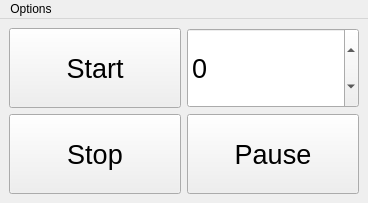
Qt form ui/mainwindow.ui (AndreWohnsland/TimeTracker) before a commit.
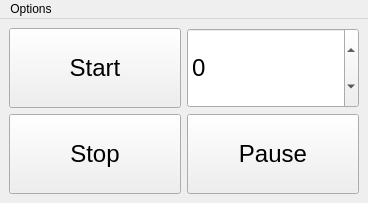
The same form after that commit.

```diff
--- a/ui/mainwindow.ui
+++ b/ui/mainwindow.ui
@@ -33,7 +33,7 @@
         </property>
         <property name="font">
          <font>
-          <pointsize>20</pointsize>
+          <pointsize>18</pointsize>
          </font>
         </property>
         <property name="text">
@@ -57,7 +57,7 @@
         </property>
         <property name="font">
          <font>
-          <pointsize>20</pointsize>
+          <pointsize>18</pointsize>
          </font>
         </property>
         <property name="text">
@@ -85,7 +85,7 @@
         </property>
         <property name="font">
          <font>
-          <pointsize>20</pointsize>
+          <pointsize>18</pointsize>
          </font>
         </property>
         <property name="minimum">
@@ -115,7 +115,7 @@
         </property>
         <property name="font">
          <font>
-          <pointsize>20</pointsize>
+          <pointsize>18</pointsize>
          </font>
         </property>
         <property name="text">
```
